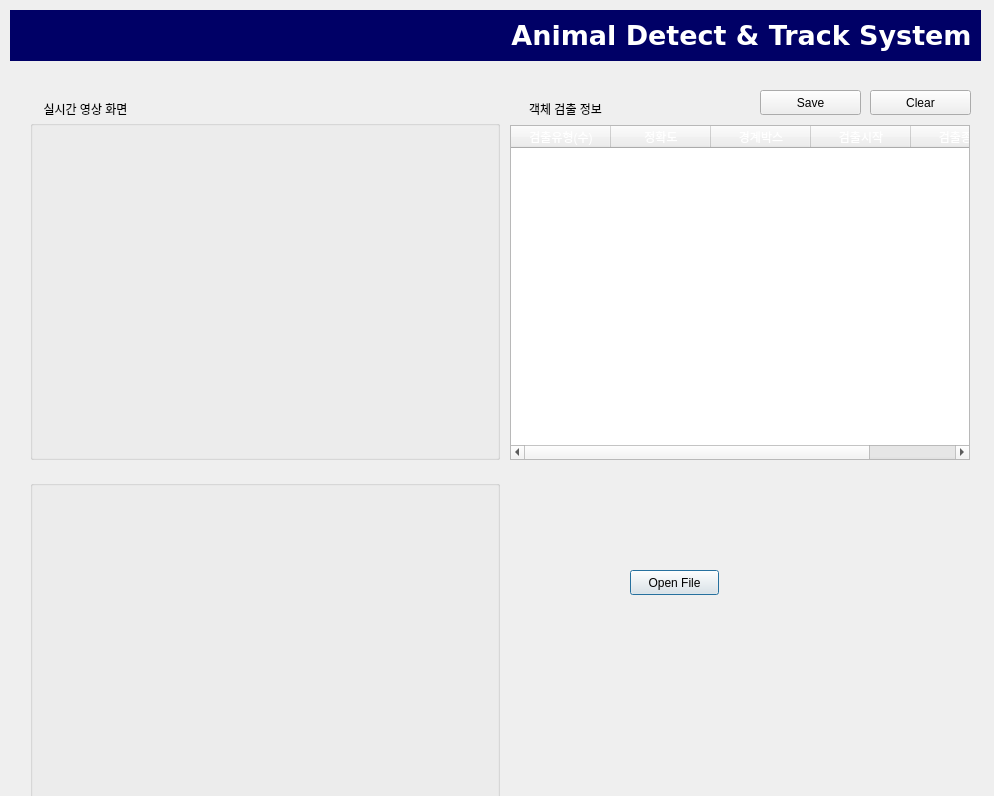
Old version of the form tk_src/myui.ui in the repository addinedu-ros-3rd/deeplearning-repo-5.
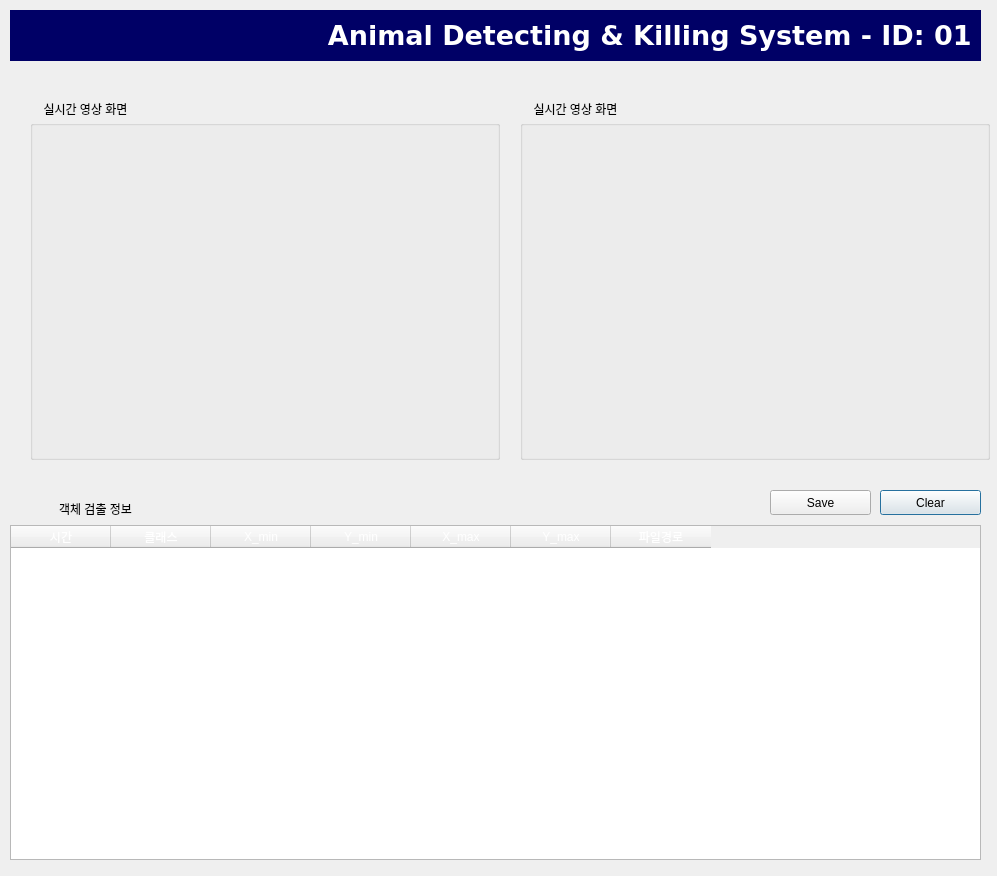
New version of the form.

```diff
--- a/tk_src/myui.ui
+++ b/tk_src/myui.ui
@@ -6,8 +6,8 @@
    <rect>
     <x>0</x>
     <y>0</y>
-    <width>994</width>
-    <height>796</height>
+    <width>997</width>
+    <height>876</height>
    </rect>
   </property>
   <property name="windowTitle">
@@ -41,71 +41,6 @@
      <string/>
     </property>
    </widget>
-   <widget class="QLabel" name="isSignal">
-    <property name="geometry">
-     <rect>
-      <x>0</x>
-      <y>0</y>
-      <width>470</width>
-      <height>340</height>
-     </rect>
-    </property>
-    <property name="font">
-     <font>
-      <pointsize>22</pointsize>
-      <weight>75</weight>
-      <bold>true</bold>
-     </font>
-    </property>
-    <property name="styleSheet">
-     <string notr="true"/>
-    </property>
-    <property name="text">
-     <string/>
-    </property>
-    <property name="alignment">
-     <set>Qt::AlignCenter</set>
-    </property>
-   </widget>
-  </widget>
-  <widget class="QPushButton" name="btnOpen">
-   <property name="geometry">
-    <rect>
-     <x>630</x>
-     <y>570</y>
-     <width>89</width>
-     <height>25</height>
-    </rect>
-   </property>
-   <property name="text">
-    <string>Open File</string>
-   </property>
-  </widget>
-  <widget class="QGroupBox" name="groupBox_2">
-   <property name="geometry">
-    <rect>
-     <x>30</x>
-     <y>480</y>
-     <width>470</width>
-     <height>340</height>
-    </rect>
-   </property>
-   <property name="title">
-    <string/>
-   </property>
-   <widget class="QLabel" name="display_3">
-    <property name="geometry">
-     <rect>
-      <x>20</x>
-      <y>10</y>
-      <width>426</width>
-      <height>320</height>
-     </rect>
-    </property>
-    <property name="text">
-     <string/>
-    </property>
-   </widget>
   </widget>
   <widget class="QLabel" name="Title">
    <property name="geometry">
@@ -131,7 +66,7 @@
 color: rgb(255, 255, 255);</string>
    </property>
    <property name="text">
-    <string>Animal Detect &amp; Track System </string>
+    <string>Animal Detecting &amp; Killing System - ID: 01 </string>
    </property>
    <property name="alignment">
     <set>Qt::AlignRight|Qt::AlignTrailing|Qt::AlignVCenter</set>
@@ -156,8 +91,8 @@
   <widget class="QLabel" name="label_3">
    <property name="geometry">
     <rect>
-     <x>510</x>
-     <y>100</y>
+     <x>40</x>
+     <y>500</y>
      <width>111</width>
      <height>17</height>
     </rect>
@@ -172,15 +107,15 @@
   <widget class="QTableWidget" name="info_table">
    <property name="geometry">
     <rect>
-     <x>510</x>
-     <y>125</y>
-     <width>460</width>
+     <x>10</x>
+     <y>525</y>
+     <width>971</width>
      <height>335</height>
     </rect>
    </property>
    <column>
     <property name="text">
-     <string>검출유형(수)</string>
+     <string>시간</string>
     </property>
     <property name="background">
      <color>
@@ -201,7 +136,7 @@
    </column>
    <column>
     <property name="text">
-     <string>정확도</string>
+     <string>클래스</string>
     </property>
     <property name="background">
      <color>
@@ -222,7 +157,7 @@
    </column>
    <column>
     <property name="text">
-     <string>경계박스</string>
+     <string>X_min</string>
     </property>
     <property name="background">
      <color>
@@ -243,7 +178,7 @@
    </column>
    <column>
     <property name="text">
-     <string>검출시작</string>
+     <string>Y_min</string>
     </property>
     <property name="background">
      <color>
@@ -264,7 +199,49 @@
    </column>
    <column>
     <property name="text">
-     <string>검출종료</string>
+     <string>X_max</string>
+    </property>
+    <property name="background">
+     <color>
+      <red>26</red>
+      <green>95</green>
+      <blue>180</blue>
+     </color>
+    </property>
+    <property name="foreground">
+     <brush brushstyle="SolidPattern">
+      <color alpha="255">
+       <red>255</red>
+       <green>255</green>
+       <blue>255</blue>
+      </color>
+     </brush>
+    </property>
+   </column>
+   <column>
+    <property name="text">
+     <string>Y_max</string>
+    </property>
+    <property name="background">
+     <color>
+      <red>26</red>
+      <green>95</green>
+      <blue>180</blue>
+     </color>
+    </property>
+    <property name="foreground">
+     <brush brushstyle="SolidPattern">
+      <color alpha="255">
+       <red>255</red>
+       <green>255</green>
+       <blue>255</blue>
+      </color>
+     </brush>
+    </property>
+   </column>
+   <column>
+    <property name="text">
+     <string>파일경로</string>
     </property>
     <property name="background">
      <color>
@@ -287,8 +264,8 @@
   <widget class="QPushButton" name="btnClear">
    <property name="geometry">
     <rect>
-     <x>870</x>
-     <y>90</y>
+     <x>880</x>
+     <y>490</y>
      <width>101</width>
      <height>25</height>
     </rect>
@@ -300,8 +277,8 @@
   <widget class="QPushButton" name="btnSave">
    <property name="geometry">
     <rect>
-     <x>760</x>
-     <y>90</y>
+     <x>770</x>
+     <y>490</y>
      <width>101</width>
      <height>25</height>
     </rect>
@@ -310,6 +287,51 @@
     <string>Save</string>
    </property>
   </widget>
+  <widget class="QGroupBox" name="groupBox_2">
+   <property name="geometry">
+    <rect>
+     <x>520</x>
+     <y>120</y>
+     <width>470</width>
+     <height>340</height>
+    </rect>
+   </property>
+   <property name="title">
+    <string/>
+   </property>
+   <property name="alignment">
+    <set>Qt::AlignLeading|Qt::AlignLeft|Qt::AlignTop</set>
+   </property>
+   <widget class="QLabel" name="display_R">
+    <property name="geometry">
+     <rect>
+      <x>20</x>
+      <y>10</y>
+      <width>426</width>
+      <height>320</height>
+     </rect>
+    </property>
+    <property name="text">
+     <string/>
+    </property>
+   </widget>
+  </widget>
+  <widget class="QLabel" name="label_4">
+   <property name="geometry">
+    <rect>
+     <x>520</x>
+     <y>100</y>
+     <width>111</width>
+     <height>17</height>
+    </rect>
+   </property>
+   <property name="text">
+    <string>실시간 영상 화면</string>
+   </property>
+   <property name="alignment">
+    <set>Qt::AlignCenter</set>
+   </property>
+  </widget>
  </widget>
  <resources/>
  <connections/>
```
